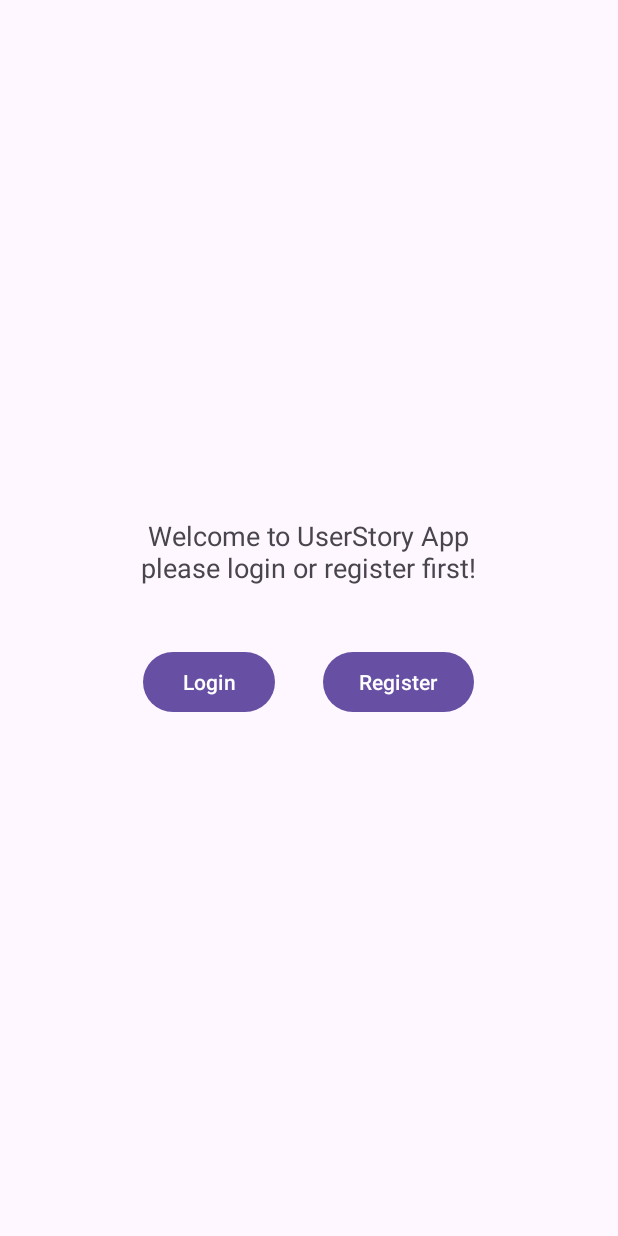
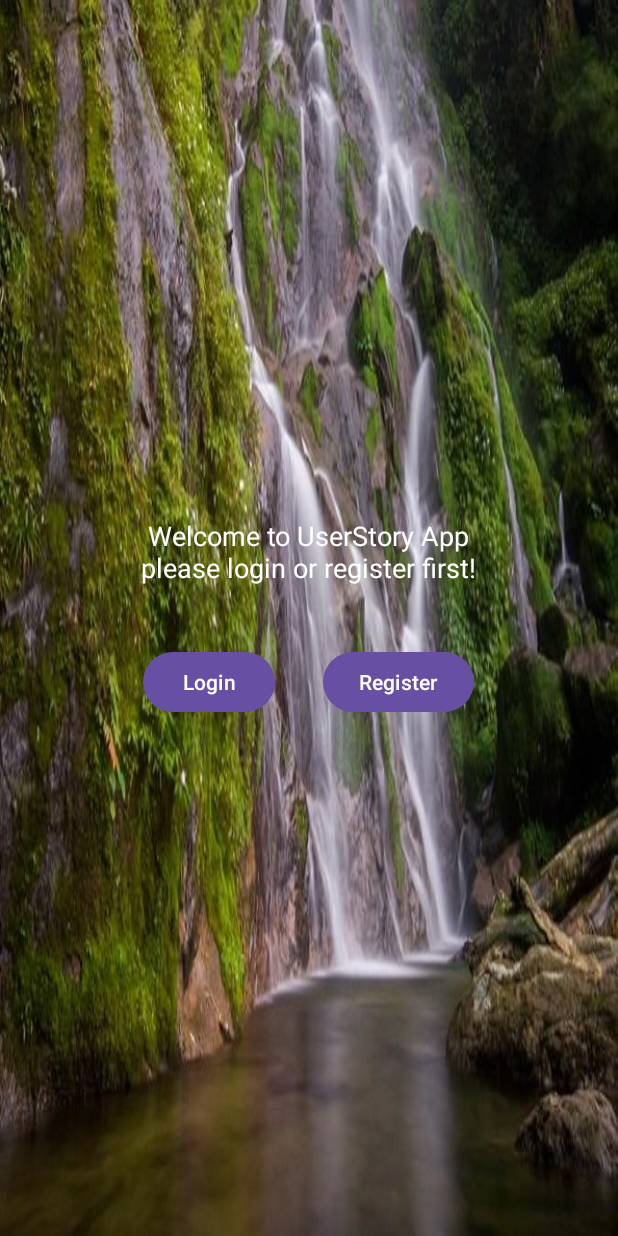
Before and after one commit to AbdulMalikShodiqin30/Submission1_UserStory, an Android app: the screen it shows after launch (WelcomeActivity), on a phone screen of 412 x 824 dp. Run offline under Robolectric (Android 15) with nearby library versions, the phone set to English and light mode, and no system bars.

Commit message:
Change Background Welcome Screen

```diff
--- a/app/src/main/res/layout/activity_login.xml
+++ b/app/src/main/res/layout/activity_login.xml
@@ -10,7 +10,8 @@
     <LinearLayout
         android:layout_width="match_parent"
         android:layout_height="wrap_content"
-        android:orientation="vertical">
+        android:orientation="vertical"
+        android:layout_gravity="center">
 
         <TextView
             android:id="@+id/login"
--- a/app/src/main/res/layout/activity_welcome.xml
+++ b/app/src/main/res/layout/activity_welcome.xml
@@ -4,6 +4,7 @@
     android:layout_width="match_parent"
     android:layout_height="match_parent"
     android:padding="16dp"
+    android:background="@drawable/bg"
     tools:context=".presentation.welcome.WelcomeActivity">
 
     <LinearLayout
@@ -19,6 +20,7 @@
             android:layout_gravity="center"
             android:text="@string/welcome_text"
             android:textAlignment="center"
+            android:textColor="@color/white"
             android:layout_marginBottom="40dp"
             android:textSize="18sp" />
 
```
Also changed, not shown: app/src/main/res/drawable/bg.jpeg (added), 1 other file.
